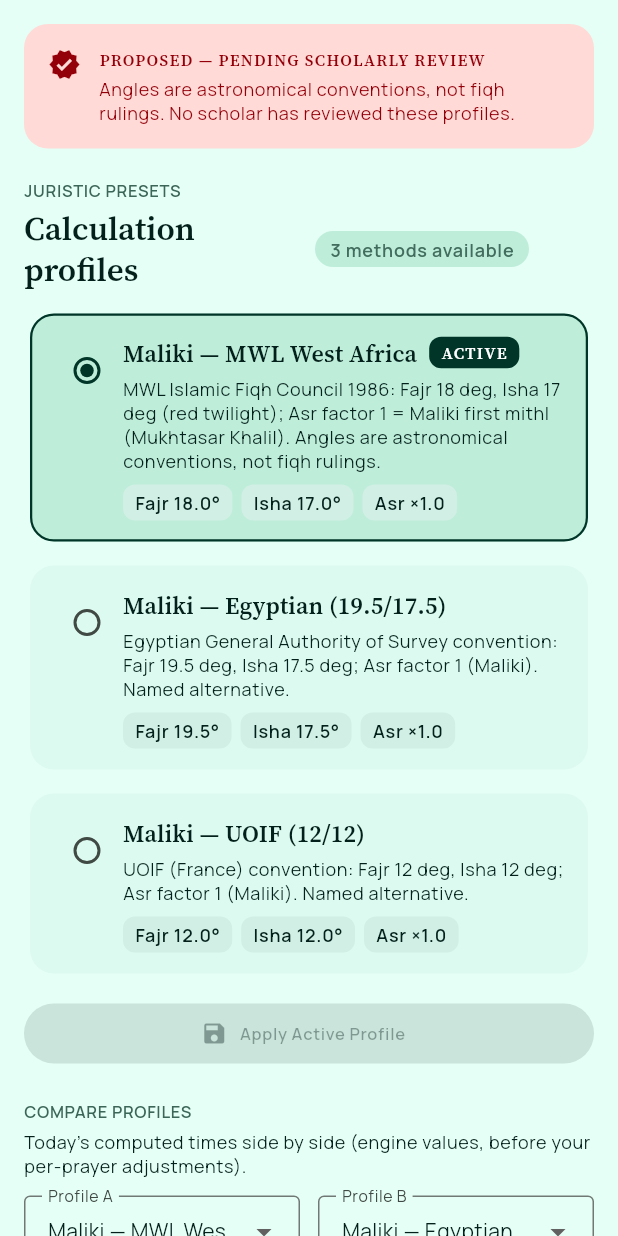
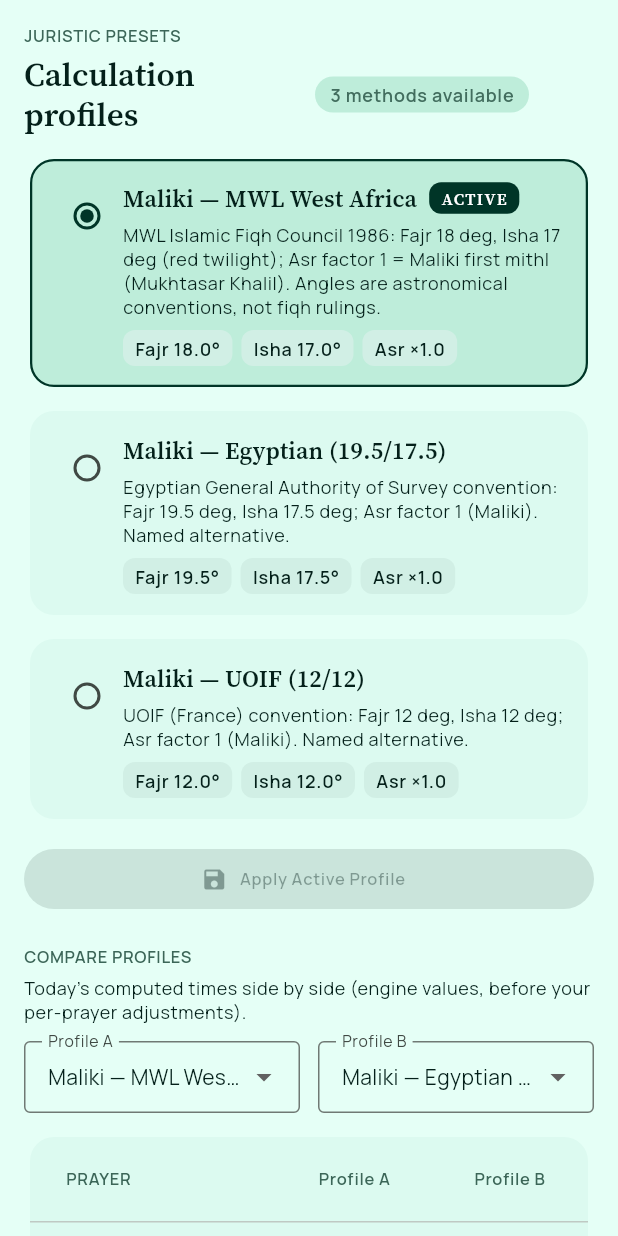
Before and after one commit to TalhaGoharWeb/maliki-prayer-times-app, a Flutter app: the ProfilesScreen widget shown alone on an empty page, opened directly with empty values, on a phone screen of 412 x 824 dp. Run offline on Flutter 3.47's test engine with Material 3 defaults, Android fonts, the light colour scheme and no system bars; our stand-ins replace flutter_local_notifications, geocoding, geolocator, package_info_plus, sensors_plus, shared_preferences and 1 more; accounts and stored records are empty; generated files the repository leaves out were written again.

Commit message:
Remove PROPOSED — pending scholarly review labels per user directive

```diff
--- a/lib/l10n/app_en.arb
+++ b/lib/l10n/app_en.arb
@@ -127,19 +127,15 @@
       }
     }
   },
-  "calculationProfileProposed": "Calculation profile",
-  "@calculationProfileProposed": {
+  "calculationProfile": "Calculation profile",
+  "@calculationProfile": {
     "description": "Home screen calculation-profile status label"
-  },
-  "proposedStatus": "PROPOSED — pending scholarly review",
-  "@proposedStatus": {
-    "description": "Short PROPOSED pending-review status"
   },
   "aboutProfile": "About this profile",
   "@aboutProfile": {
     "description": "Expansion tile title"
   },
-  "aboutProfileText": "The angles used to compute these times (for example the 18° Fajr angle and 17° Isha angle) are astronomical conventions that approximate the legal signs described in the fiqh sources. They are not fiqh rulings themselves. No scholar has reviewed this profile; it is a proposed starting point, and nothing on this screen should be treated as a scholarly determination.",
+  "aboutProfileText": "The angles used to compute these times (for example the 18° Fajr angle and 17° Isha angle) are astronomical conventions that approximate the legal signs described in the fiqh sources. They are not fiqh rulings themselves.",
   "@aboutProfileText": {
     "description": "Explanation that angles are conventions, not fiqh rulings"
   },
@@ -375,10 +371,6 @@
   "@profilesTitle": {
     "description": "Profiles screen title"
   },
-  "proposedBanner": "Angles are astronomical conventions, not fiqh rulings. No scholar has reviewed these profiles.",
-  "@proposedBanner": {
-    "description": "PROPOSED banner on the profiles screen"
-  },
   "selectProfile": "Select a profile",
   "@selectProfile": {
     "description": "Section header: select a profile"
@@ -439,7 +431,7 @@
   "@sunriseMarkerRow": {
     "description": "Comparison row label for sunrise"
   },
-  "compareFootnote": "Differences come from the Fajr/Isha angles each profile uses; the profiles themselves are PROPOSED — pending scholarly review.",
+  "compareFootnote": "Differences come from the Fajr/Isha angles each profile uses.",
   "@compareFootnote": {
     "description": "Footnote under the comparison table"
   },
@@ -1077,7 +1069,7 @@
   "@aboutAppSection": {
     "description": "Settings 2026-10-15: aboutAppSection"
   },
-  "aboutAppBody": "A prayer-times app implementing Maliki fiqh prayer-time rules — two-tier ikhtiyari (preferred) and daruri (necessity) times, Asr at the first mithl, Maghrib and Isha per the Maliki schools — with research-based calculation profiles. All profiles are PROPOSED — pending scholarly review.",
+  "aboutAppBody": "A prayer-times app implementing Maliki fiqh prayer-time rules — two-tier ikhtiyari (preferred) and daruri (necessity) times, Asr at the first mithl, Maghrib and Isha per the Maliki schools — with research-based calculation profiles.",
   "@aboutAppBody": {
     "description": "Settings 2026-10-15: aboutAppBody"
   },
@@ -1139,7 +1131,7 @@
   "@exitAppCancel": {
     "description": "Settings/branding 2026-10-15: exitAppCancel"
   },
-  "footerNote": "Tawqīt Maliki — computed from the proposed profile (pending scholarly review).",
+  "footerNote": "Tawqīt Maliki — computed from the active calculation profile.",
   "@footerNote": {
     "description": "Redesign 2026-10-15: footerNote"
   }
--- a/lib/l10n/app_fr.arb
+++ b/lib/l10n/app_fr.arb
@@ -24,10 +24,9 @@
   "bandsTitle": "Temps de choix et de nécessité (malikite)",
   "preferredLabel": "Choix : {text}",
   "necessityLabel": "Fin absolue : {text}",
-  "calculationProfileProposed": "Profil de calcul",
-  "proposedStatus": "PROPOSÉ — en attente d’examen par des savants",
+  "calculationProfile": "Profil de calcul",
   "aboutProfile": "À propos de ce profil",
-  "aboutProfileText": "Les angles utilisés pour calculer ces horaires (par exemple l’angle de 18° pour le Fajr et de 17° pour l’Isha) sont des conventions astronomiques qui approchent les signes légaux décrits dans les sources de fiqh. Ce ne sont pas des règles de fiqh en elles-mêmes. Aucun savant n’a examiné ce profil ; c’est un point de départ proposé, et rien sur cet écran ne doit être considéré comme une décision savante.",
+  "aboutProfileText": "Les angles utilisés pour calculer ces horaires (par exemple l’angle de 18° pour le Fajr et de 17° pour l’Isha) sont des conventions astronomiques qui approchent les signes légaux décrits dans les sources de fiqh. Ce ne sont pas des règles de fiqh en elles-mêmes.",
   "bandNameSubh": "Subh",
   "bandNameDhuhr": "Dhuhr",
   "bandNameAsr": "Asr",
@@ -70,7 +69,6 @@
   "qiblaLiveNote": "Boussole en direct — suit le capteur magnétique de votre téléphone.",
   "calibrationBodyLive": "Le cadran tourne avec votre téléphone. Tournez jusqu’à ce que la flèche sarcelle pointe droit vers le haut — vous faites alors face à la qibla.",
   "profilesTitle": "Profils de calcul",
-  "proposedBanner": "Les angles sont des conventions astronomiques, pas des règles de fiqh. Aucun savant n’a examiné ces profils.",
   "selectProfile": "Choisir un profil",
   "profileAngles": "Angle Fajr {fajr}°  ·  Angle Isha {isha}°  ·  Facteur Asr {asr}",
   "compareProfiles": "Comparer les profils",
@@ -82,7 +80,7 @@
   "diffSame": "identique",
   "diffMinutes": "{value} min",
   "sunriseMarkerRow": "Lever du soleil (repère)",
-  "compareFootnote": "Les différences viennent des angles Fajr/Isha utilisés par chaque profil ; les profils eux-mêmes sont PROPOSÉS — en attente d’examen par des savants.",
+  "compareFootnote": "Les différences viennent des angles Fajr/Isha utilisés par chaque profil.",
   "settingsTitle": "Réglages",
   "adjustmentsSection": "Ajustements des horaires de prière",
   "adjustmentsSectionNote": "Avance ou retarde l’heure affichée. Utilisez-le pour correspondre aux horaires de votre mosquée locale ; cela ne change pas le calcul sous-jacent.",
@@ -493,7 +491,7 @@
   "@aboutAppSection": {
     "description": "Settings 2026-10-15: aboutAppSection"
   },
-  "aboutAppBody": "Une application d'horaires de prière appliquant les règles malikites des temps de prière — horaires à deux niveaux, ikhtiyari (préférentiel) et daruri (nécessité), Asr au premier mithl, Maghrib et Isha selon les écoles malikites — avec des profils de calcul fondés sur la recherche. Tous les profils sont PROPOSÉS — en attente de révision savante.",
+  "aboutAppBody": "Une application d'horaires de prière appliquant les règles malikites des temps de prière — horaires à deux niveaux, ikhtiyari (préférentiel) et daruri (nécessité), Asr au premier mithl, Maghrib et Isha selon les écoles malikites — avec des profils de calcul fondés sur la recherche.",
   "@aboutAppBody": {
     "description": "Settings 2026-10-15: aboutAppBody"
   },
@@ -555,7 +553,7 @@
   "@exitAppCancel": {
     "description": "Settings/branding 2026-10-15: exitAppCancel"
   },
-  "footerNote": "Tawqīt malikite — calculé d'après le profil proposé (en attente de révision savante).",
+  "footerNote": "Tawqīt malikite — calculé d’après le profil de calcul actif.",
   "@footerNote": {
     "description": "Redesign 2026-10-15: footerNote"
   }
--- a/lib/screens/profiles_screen.dart
+++ b/lib/screens/profiles_screen.dart
@@ -8,13 +8,12 @@
 import 'package:malikiprayertimes/utils/digits.dart';
 import 'package:malikiprayertimes/utils/fonts.dart';
 
-/// Calculation profiles: the proposed juristic presets, selection, and a
+/// Calculation profiles: the juristic presets, selection, and a
 /// two-profile comparison of today's computed times.
 ///
-/// Every profile on this screen is PROPOSED — pending scholarly review — and
-/// the banner at the top states this. Profiles are immutable engine
-/// constants. Tapping a preset marks it pending; "Apply Active Profile"
-/// commits the pending choice to [SettingsService].
+/// Profiles are immutable engine constants. Tapping a preset marks it
+/// pending; "Apply Active Profile" commits the pending choice to
+/// [SettingsService].
 class ProfilesScreen extends StatefulWidget {
   final SettingsService settings;
   final Coordinates coordinates;
@@ -99,44 +98,6 @@
         return ListView(
           padding: const EdgeInsets.fromLTRB(16, 16, 16, 24),
           children: [
-            // Persistent PROPOSED status banner.
-            Container(
-              padding: const EdgeInsets.all(16),
-              decoration: BoxDecoration(
-                color: scheme.errorContainer,
-                borderRadius: BorderRadius.circular(16),
-              ),
-              child: Row(
-                crossAxisAlignment: CrossAxisAlignment.start,
-                children: [
-                  Icon(Icons.verified,
-                      color: scheme.onErrorContainer, size: 22),
-                  const SizedBox(width: 12),
-                  Expanded(
-                    child: Column(
-                      crossAxisAlignment: CrossAxisAlignment.start,
-                      children: [
-                        Text(
-                          l10n.proposedStatus.toUpperCase(),
-                          style: AppFonts.badgeLabel(context).copyWith(
-                            color: scheme.onErrorContainer,
-                          ),
-                        ),
-                        const SizedBox(height: 4),
-                        Text(
-                          l10n.proposedBanner,
-                          style: theme.textTheme.bodySmall?.copyWith(
-                            color: scheme.onErrorContainer,
-                          ),
-                        ),
-                      ],
-                    ),
-                  ),
-                ],
-              ),
-            ),
-            const SizedBox(height: 20),
-
             // Juristic presets header.
             Text(
               l10n.juristicPresets.toUpperCase(),
```
Also changed, not shown: lib/l10n/app_ar.arb (+5 -7 lines), lib/l10n/app_ur.arb (+5 -7 lines), lib/screens/home_screen.dart (+3 -18 lines), lib/screens/settings_screen.dart (+3 -6 lines), 2 other files.
